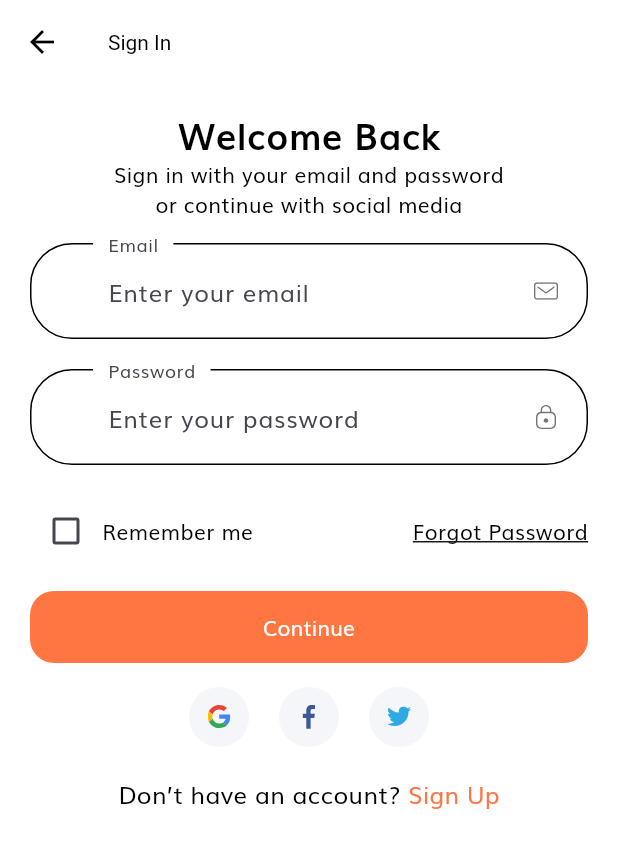
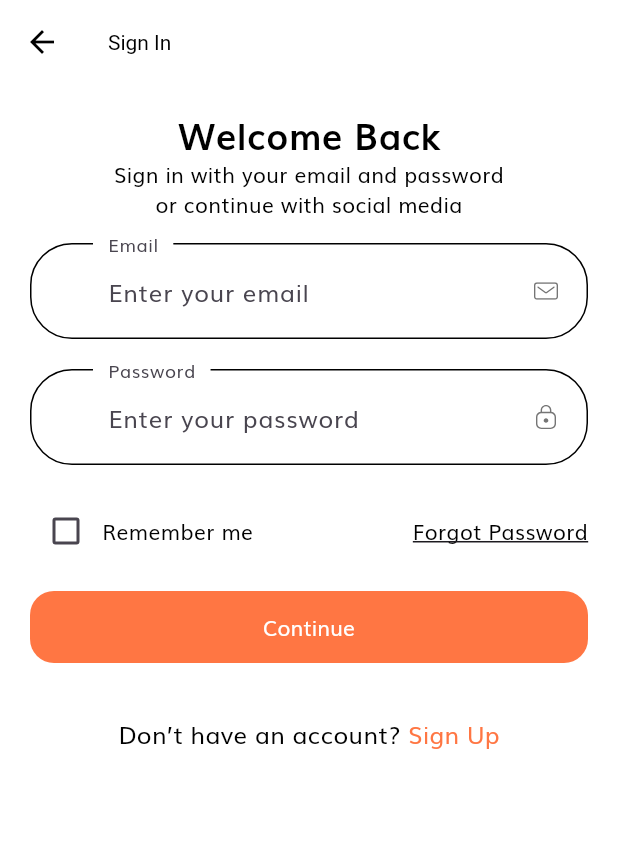
Before and after one commit to puneetmehta31/dukaan_uc_1, a Flutter app: the screen it shows after launch, after a tap on "Continue", on a phone screen of 412 x 824 dp. Shown: the top 848 px of the screen. Run offline on Flutter 3.47's test engine with Material 3 defaults, Android fonts, the phone set to English and light mode, and no system bars; our stand-ins replace flutter_svg, fluttertoast; missing offline and left inert: razorpay_flutter.

Commit message:
my changes

```diff
--- a/lib/components/rounded_icon_btn.dart
+++ b/lib/components/rounded_icon_btn.dart
@@ -4,11 +4,11 @@ import '../constants.dart';
 
 class RoundedIconBtn extends StatelessWidget {
   const RoundedIconBtn({
-    Key? key,
+    super.key,
     required this.icon,
     required this.press,
     this.showShadow = false,
-  }) : super(key: key);
+  });
 
   final IconData icon;
   final GestureTapCancelCallback press;
--- a/lib/screens/details/components/color_dots.dart
+++ b/lib/screens/details/components/color_dots.dart
@@ -6,9 +6,9 @@ import '../../../models/Product.dart';
 
 class ColorDots extends StatelessWidget {
   const ColorDots({
-    Key? key,
+    super.key,
     required this.product,
-  }) : super(key: key);
+  });
 
   final Product product;
 
--- a/lib/screens/details/components/product_description.dart
+++ b/lib/screens/details/components/product_description.dart
@@ -6,10 +6,10 @@ import '../../../models/Product.dart';
 
 class ProductDescription extends StatelessWidget {
   const ProductDescription({
-    Key? key,
+    super.key,
     required this.product,
     this.pressOnSeeMore,
-  }) : super(key: key);
+  });
 
   final Product product;
   final GestureTapCallback? pressOnSeeMore;
--- a/lib/screens/details/components/product_images.dart
+++ b/lib/screens/details/components/product_images.dart
@@ -5,13 +5,14 @@ import '../../../models/Product.dart';
 
 class ProductImages extends StatefulWidget {
   const ProductImages({
-    Key? key,
+    super.key,
     required this.product,
-  }) : super(key: key);
+  });
 
   final Product product;
 
   @override
+  // ignore: library_private_types_in_public_api
   _ProductImagesState createState() => _ProductImagesState();
 }
 
--- a/lib/screens/details/components/top_rounded_container.dart
+++ b/lib/screens/details/components/top_rounded_container.dart
@@ -2,10 +2,10 @@ import 'package:flutter/material.dart';
 
 class TopRoundedContainer extends StatelessWidget {
   const TopRoundedContainer({
-    Key? key,
+    super.key,
     required this.color,
     required this.child,
-  }) : super(key: key);
+  });
 
   final Color color;
   final Widget child;
--- a/lib/screens/details/details_screen.dart
+++ b/lib/screens/details/details_screen.dart
@@ -1,3 +1,4 @@
+import 'package:dukaan_uc_1/models/Cart.dart';
 import 'package:dukaan_uc_1/screens/cart/cart_screen.dart';
 import 'package:flutter/material.dart';
 import 'package:flutter_svg/flutter_svg.dart';
@@ -105,6 +106,8 @@ class DetailsScreen extends StatelessWidget {
             padding: const EdgeInsets.symmetric(horizontal: 20, vertical: 12),
             child: ElevatedButton(
               onPressed: () {
+
+                demoCarts.add(Cart(product: product, numOfItem: 1));
                 Navigator.pushNamed(context, CartScreen.routeName);
               },
               child: const Text("Add To Cart"),
--- a/lib/screens/profile/components/profile_menu.dart
+++ b/lib/screens/profile/components/profile_menu.dart
@@ -5,11 +5,11 @@ import '../../../constants.dart';
 
 class ProfileMenu extends StatelessWidget {
   const ProfileMenu({
-    Key? key,
+    super.key,
     required this.text,
     required this.icon,
     this.press,
-  }) : super(key: key);
+  });
 
   final String text, icon;
   final VoidCallback? press;
--- a/lib/screens/sign_in/sign_in_screen.dart
+++ b/lib/screens/sign_in/sign_in_screen.dart
@@ -1,7 +1,6 @@
 import 'package:flutter/material.dart';
 
 import '../../components/no_account_text.dart';
-import '../../components/socal_card.dart';
 import 'components/sign_form.dart';
 
 class SignInScreen extends StatelessWidget {
@@ -14,16 +13,16 @@ class SignInScreen extends StatelessWidget {
       appBar: AppBar(
         title: const Text("Sign In"),
       ),
-      body: SafeArea(
+      body: const SafeArea(
         child: SizedBox(
           width: double.infinity,
           child: Padding(
-            padding: const EdgeInsets.symmetric(horizontal: 20),
+            padding: EdgeInsets.symmetric(horizontal: 20),
             child: SingleChildScrollView(
               child: Column(
                 children: [
-                  const SizedBox(height: 16),
-                  const Text(
+                  SizedBox(height: 16),
+                  Text(
                     "Welcome Back",
                     style: TextStyle(
                       color: Colors.black,
@@ -31,32 +30,16 @@ class SignInScreen extends StatelessWidget {
                       fontWeight: FontWeight.bold,
                     ),
                   ),
-                  const Text(
+                  Text(
                     "Sign in with your email and password  \nor continue with social media",
                     textAlign: TextAlign.center,
                   ),
-                  const SizedBox(height: 16),
-                  const SignForm(),
-                  const SizedBox(height: 16),
-                  Row(
-                    mainAxisAlignment: MainAxisAlignment.center,
-                    children: [
-                      SocalCard(
-                        icon: "assets/icons/google-icon.svg",
-                        press: () {},
-                      ),
-                      SocalCard(
-                        icon: "assets/icons/facebook-2.svg",
-                        press: () {},
-                      ),
-                      SocalCard(
-                        icon: "assets/icons/twitter.svg",
-                        press: () {},
-                      ),
-                    ],
-                  ),
-                  const SizedBox(height: 20),
-                  const NoAccountText(),
+                  SizedBox(height: 16),
+                  SignForm(),
+                  SizedBox(height: 16),
+                  // Removed SocalCard row to prevent overflow
+                  SizedBox(height: 20),
+                  NoAccountText(),
                 ],
               ),
             ),
--- a/lib/screens/splash/components/splash_content.dart
+++ b/lib/screens/splash/components/splash_content.dart
@@ -4,10 +4,10 @@ import '../../../constants.dart';
 
 class SplashContent extends StatefulWidget {
   const SplashContent({
-    Key? key,
+    super.key,
     this.text,
     this.image,
-  }) : super(key: key);
+  });
   final String? text, image;
 
   @override
--- a/lib/screens/splash/splash_screen.dart
+++ b/lib/screens/splash/splash_screen.dart
@@ -22,7 +22,7 @@ class _SplashScreenState extends State<SplashScreen> {
     },
     {
       "text":
-          "We help people conect with store \naround United State of America",
+          "We help people conect with store \naround UGANDA",
       "image": "assets/images/splash_2.png"
     },
     {
--- a/pubspec.yaml
+++ b/pubspec.yaml
@@ -37,6 +37,8 @@ dependencies:
   cupertino_icons: ^1.0.6
   flutter_svg: ^2.0.10+1
   provider: ^6.1.2
+  razorpay_flutter: ^1.3.7
+  fluttertoast: ^8.2.6
 
 dev_dependencies:
   flutter_test:
```
Also changed, not shown: lib/razorpaypaymentgateway/razorpayment.dart (added, +83 -0 lines), lib/screens/cart/components/check_out_card.dart (+11 -2 lines), pubspec.lock.
